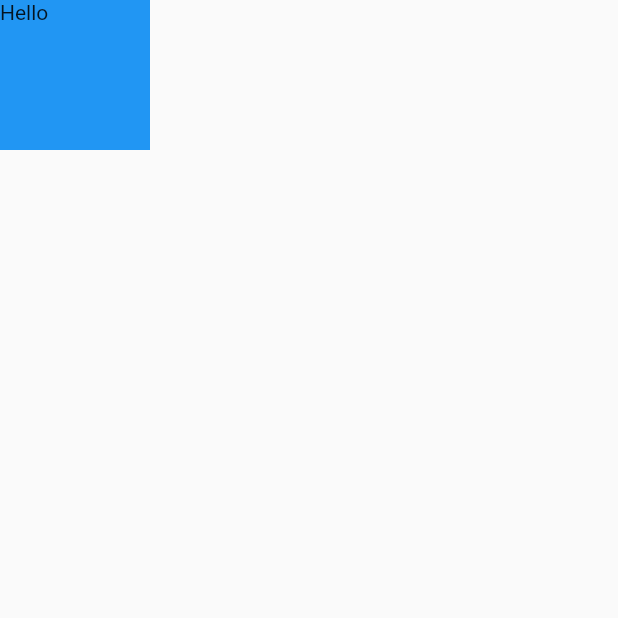
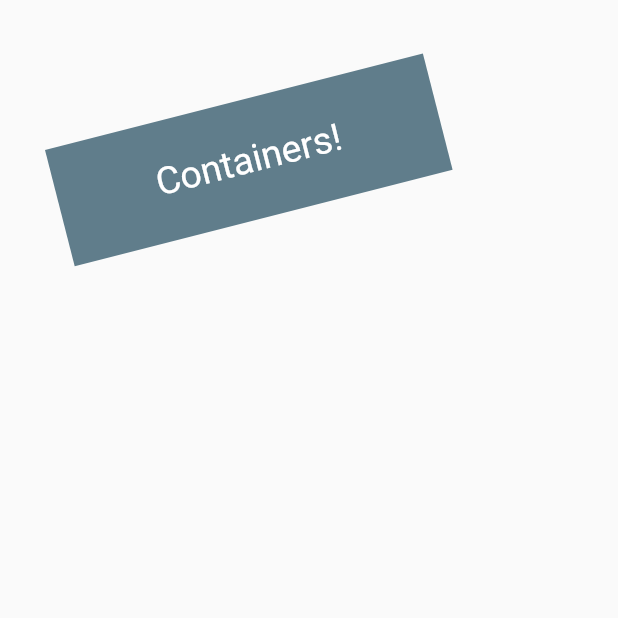
Before and after one commit to raghav834/Learning_Flutter, a Flutter app: the screen it shows after launch, on a phone screen of 412 x 824 dp, the top half of it. Run offline on Flutter 3.47's test engine with Material 2 defaults, Android fonts, the phone set to English and light mode, and no system bars.

Commit message:
Stack Widget Example with Positioned

```diff
--- a/lib/main.dart
+++ b/lib/main.dart
@@ -1,5 +1,4 @@
 import 'package:flutter/material.dart';
-import 'package:google_fonts/google_fonts.dart';
 
 void main() {
   runApp(const MainApp());
@@ -10,18 +9,27 @@ class MainApp extends StatelessWidget {
 
   @override
   Widget build(BuildContext context) {
-    return MaterialApp(
+    return  MaterialApp(
         home:Scaffold(
           body: Stack(
             children: [
-              Container(
-                width: 100,
-                height: 100,
-                decoration: const BoxDecoration(
-                  color: Colors.blue,
-                ),
-              ),
-              const Text("Hello")
+               Positioned(
+                left: 30,
+                 top: 100,
+                 child:  Container(
+                   height: 80,
+                   width: 260,
+                   color: Colors.blueGrey,
+                   alignment: Alignment.center,
+                   transform: Matrix4.rotationZ(-0.25),
+                   child: const Text(
+                       "Containers!",
+                       style: TextStyle(
+                           color: Colors.white,
+                           fontSize: 25
+                       )
+                   ),
+              ),)
             ],
           )
     )
```
